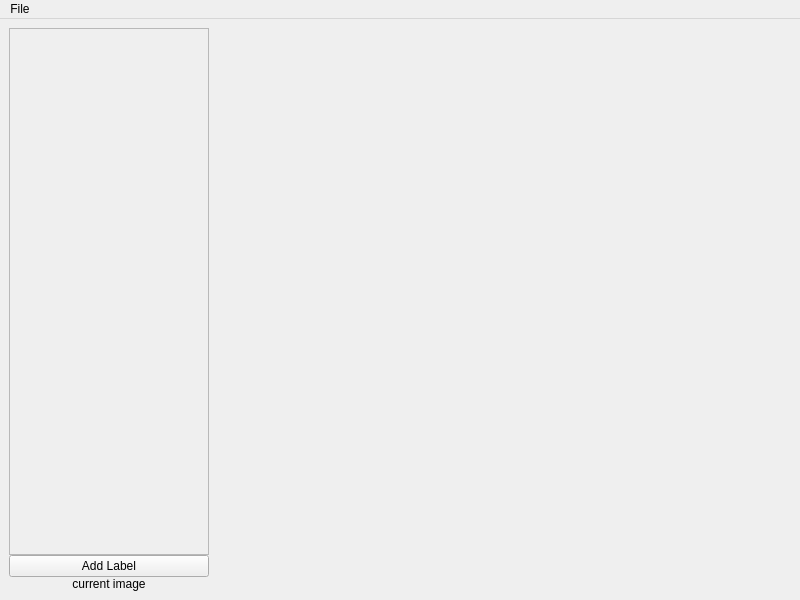
electro199/imTagger, file ui/app.ui: the form before one commit.
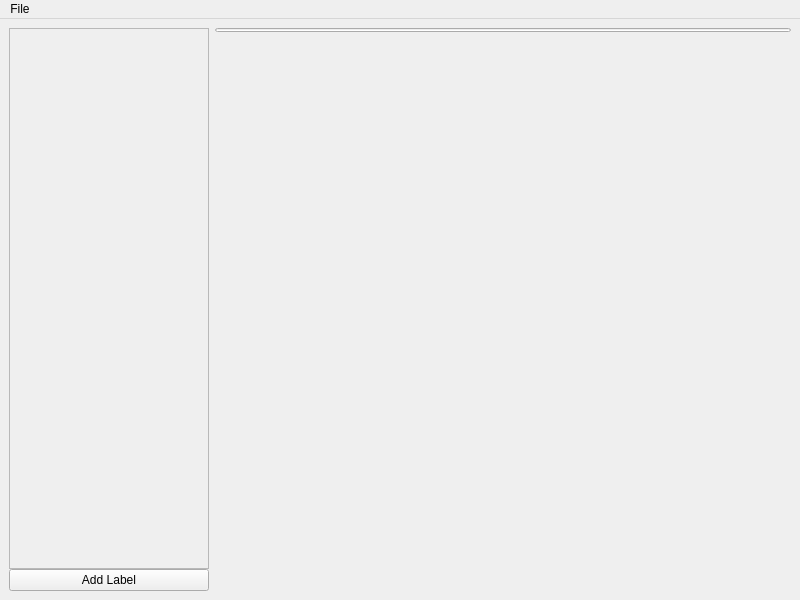
The form after the commit.

Commit message: added show buttons and ai auto labeler

The edit to the form file:
```diff
--- a/ui/app.ui
+++ b/ui/app.ui
@@ -53,7 +53,7 @@
             <x>0</x>
             <y>0</y>
             <width>198</width>
-            <height>523</height>
+            <height>536</height>
            </rect>
           </property>
           <layout class="QVBoxLayout" name="verticalLayout_2">
@@ -81,17 +81,74 @@
          </property>
         </widget>
        </item>
+      </layout>
+     </widget>
+    </item>
+    <item>
+     <layout class="QVBoxLayout" name="verticalLayout_3">
+      <property name="spacing">
+       <number>1</number>
+      </property>
+      <item>
+       <widget class="QProgressBar" name="progressBar">
+        <property name="sizePolicy">
+         <sizepolicy hsizetype="Expanding" vsizetype="Preferred">
+          <horstretch>0</horstretch>
+          <verstretch>0</verstretch>
+         </sizepolicy>
+        </property>
+        <property name="minimumSize">
+         <size>
+          <width>0</width>
+          <height>2</height>
+         </size>
+        </property>
+        <property name="maximumSize">
+         <size>
+          <width>16777215</width>
+          <height>4</height>
+         </size>
+        </property>
+        <property name="styleSheet">
+         <string notr="true">QProgressBar::chunk{
+background-color:rgb(0,255,0)
+}</string>
+        </property>
+        <property name="value">
+         <number>0</number>
+        </property>
+        <property name="textVisible">
+         <bool>false</bool>
+        </property>
+       </widget>
+      </item>
        <item>
         <widget class="QLabel" name="current_image_path_label">
+        <property name="sizePolicy">
+         <sizepolicy hsizetype="Preferred" vsizetype="Maximum">
+          <horstretch>0</horstretch>
+          <verstretch>0</verstretch>
+         </sizepolicy>
+        </property>
+        <property name="minimumSize">
+         <size>
+          <width>0</width>
+          <height>20</height>
+         </size>
+        </property>
+        <property name="font">
+         <font>
+          <pointsize>10</pointsize>
+          <weight>75</weight>
+          <bold>true</bold>
+         </font>
+        </property>
          <property name="text">
-          <string>current image</string>
+         <string/>
          </property>
          <property name="alignment">
           <set>Qt::AlignCenter</set>
          </property>
-        </widget>
-       </item>
-      </layout>
      </widget>
     </item>
     <item>
@@ -103,6 +160,8 @@
        <set>Qt::AlignCenter</set>
       </property>
      </widget>
+      </item>
+     </layout>
     </item>
    </layout>
   </widget>
```
Lines whose indentation alone changed are shown as unchanged. The commit also changes 6 other files.
